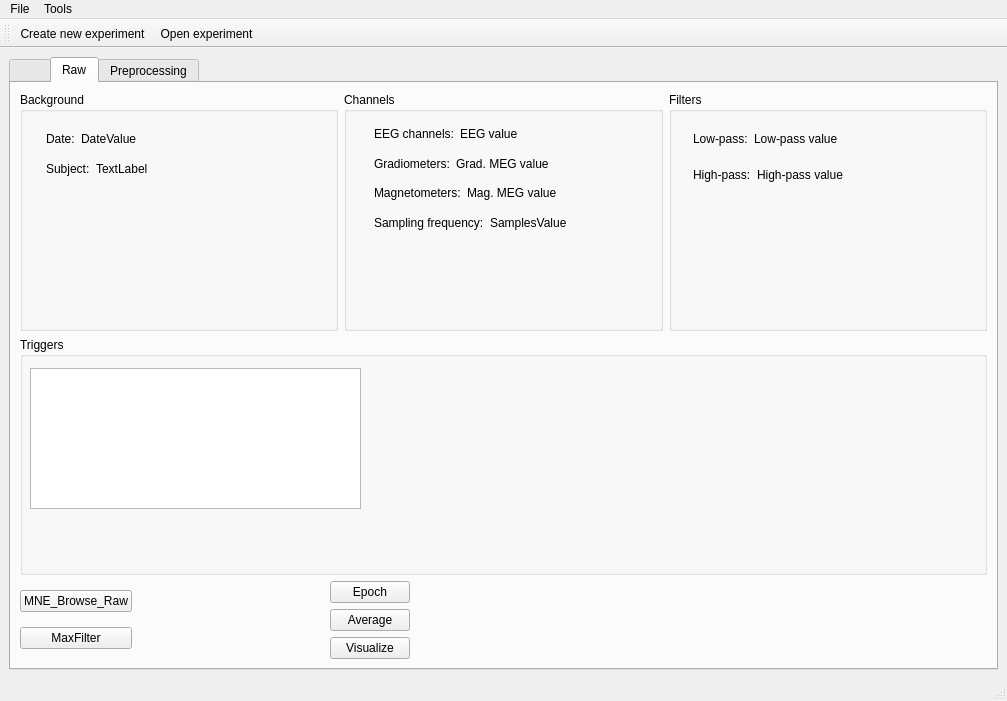
Above: hoksotin/ui/qt4Designer/UIehdotus10.ui from cibr-jyu/meggie before the change. Below: the same form after it.
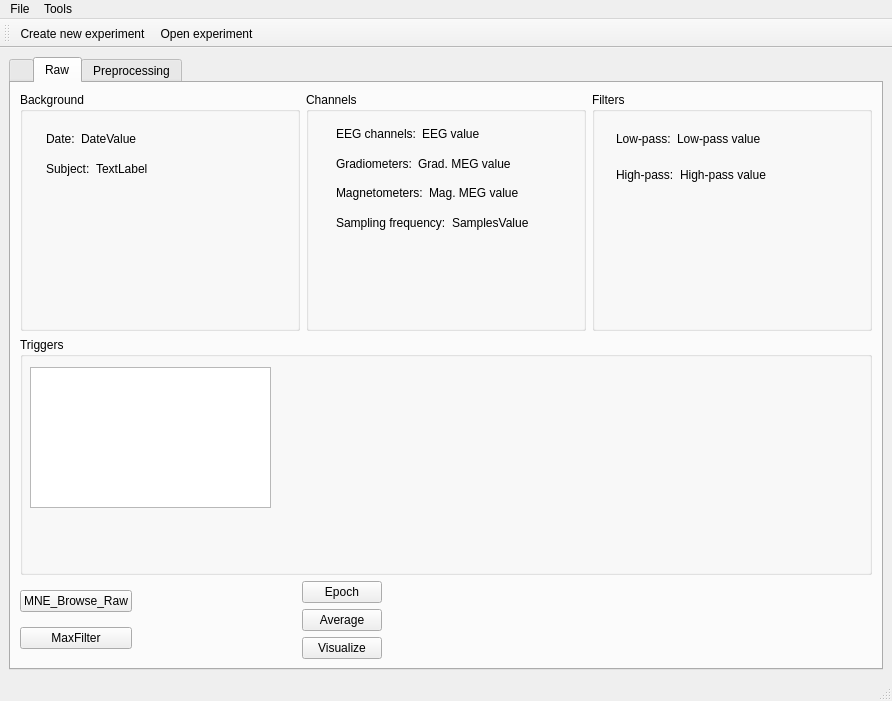
That is the form after the change.

```diff
--- a/hoksotin/ui/qt4Designer/UIehdotus10.ui
+++ b/hoksotin/ui/qt4Designer/UIehdotus10.ui
@@ -6,7 +6,7 @@
    <rect>
     <x>0</x>
     <y>0</y>
-    <width>1007</width>
+    <width>892</width>
     <height>701</height>
    </rect>
   </property>
@@ -30,7 +30,7 @@
         </property>
         <widget class="QWidget" name="tabBlank">
          <attribute name="title">
-          <string>     </string>
+          <string/>
          </attribute>
         </widget>
         <widget class="QWidget" name="tabRaw">
@@ -304,12 +304,12 @@
               <property name="title">
                <string>Triggers</string>
               </property>
-              <widget class="QTableView" name="triggerTable">
+              <widget class="QListWidget" name="listWidget">
                <property name="geometry">
                 <rect>
                  <x>10</x>
-                 <y>31</y>
-                 <width>331</width>
+                 <y>30</y>
+                 <width>241</width>
                  <height>141</height>
                 </rect>
                </property>
@@ -435,7 +435,7 @@
     <rect>
      <x>0</x>
      <y>0</y>
-     <width>1007</width>
+     <width>892</width>
      <height>29</height>
     </rect>
    </property>
```
Left out of the diff: 2 changed lines with no effect on the pictures.
